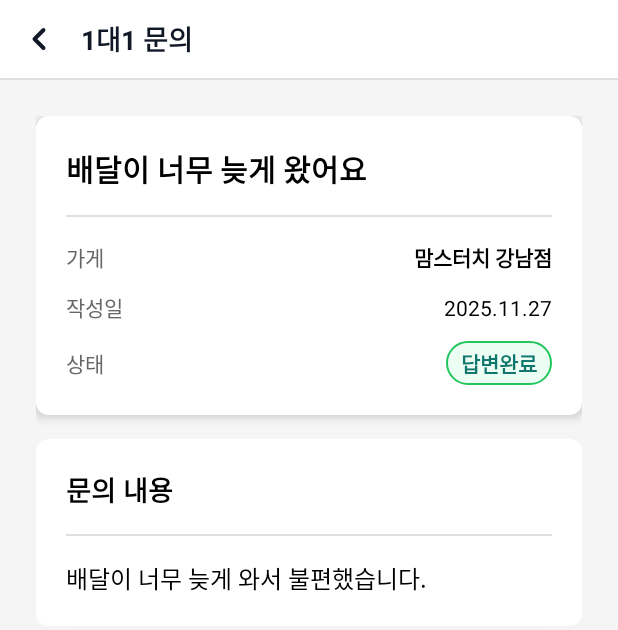
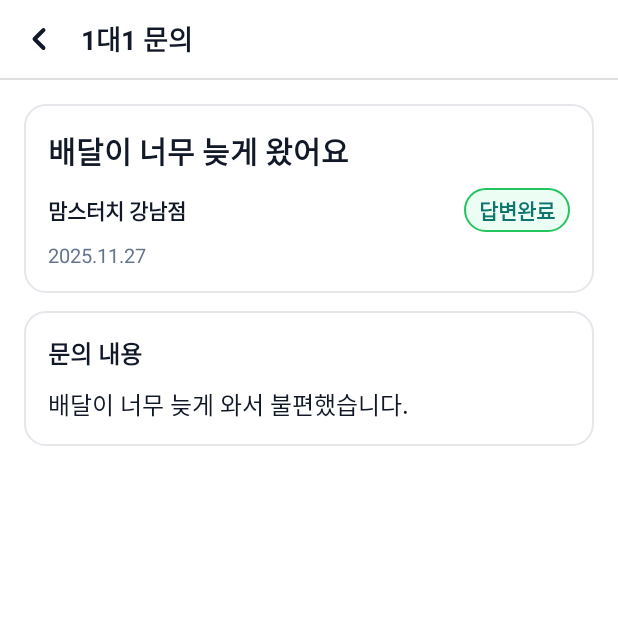
Before and after one commit to Ranunculus2165/mobile, an Android app: the SupportTicketDetailActivity screen opened directly, with no data from a screen before it, on a phone screen of 412 x 824 dp. Shown: the top 630 px of the screen. Run offline under Robolectric (Android 15) with nearby library versions, the phone set to English and light mode, and no system bars; libraries missing offline, so code that uses them is left out: net.openid.appauth; 8 statements that could not run were skipped.

Commit message:
[UPDATE] 문의 상세 보기 페이지 디자인 수정

```diff
--- a/mobile/app/src/main/res/layout/activity_support_ticket_detail.xml
+++ b/mobile/app/src/main/res/layout/activity_support_ticket_detail.xml
@@ -3,7 +3,7 @@
     xmlns:app="http://schemas.android.com/apk/res-auto"
     android:layout_width="match_parent"
     android:layout_height="match_parent"
-    android:background="#F5F5F5">
+    android:background="#FFFFFF">
 
     <!-- 상단 바 -->
     <LinearLayout
@@ -65,22 +65,16 @@
             android:layout_width="match_parent"
             android:layout_height="wrap_content"
             android:orientation="vertical"
-            android:padding="24dp">
+            android:padding="16dp">
 
-            <!-- 문의 정보 카드 -->
-            <androidx.cardview.widget.CardView
-                android:layout_width="match_parent"
-                android:layout_height="wrap_content"
-                android:layout_marginBottom="16dp"
-                app:cardCornerRadius="8dp"
-                app:cardElevation="4dp"
-                app:cardBackgroundColor="#FFFFFF">
-
+            <!-- 문의 정보 섹션 -->
             <LinearLayout
                 android:layout_width="match_parent"
                 android:layout_height="wrap_content"
-                    android:orientation="vertical"
-                    android:padding="20dp">
+                android:background="@drawable/bg_input_field"
+                android:padding="16dp"
+                android:layout_marginBottom="12dp"
+                android:orientation="vertical">
 
                 <!-- 제목 -->
                 <TextView
@@ -90,78 +84,25 @@
                     android:text="배달이 너무 늦게 왔어요"
                     android:textSize="20sp"
                     android:textStyle="bold"
-                        android:textColor="#000000"
-                        android:layout_marginBottom="16dp" />
+                    android:textColor="#111827" />
 
-                    <!-- 구분선 -->
-                    <View
-                        android:layout_width="match_parent"
-                        android:layout_height="1dp"
-                        android:background="#E0E0E0"
-                        android:layout_marginBottom="16dp" />
-
-                    <!-- 가게명 -->
+                <!-- 가게명 + 상태(우측 배지) -->
                 <LinearLayout
                     android:layout_width="match_parent"
                     android:layout_height="wrap_content"
                     android:orientation="horizontal"
-                        android:layout_marginBottom="12dp">
+                    android:gravity="center_vertical"
+                    android:layout_marginTop="10dp">
 
                     <TextView
+                        android:id="@+id/tvStoreName"
                         android:layout_width="0dp"
                         android:layout_height="wrap_content"
                         android:layout_weight="1"
-                            android:text="가게"
-                            android:textSize="14sp"
-                            android:textColor="#666666" />
-
-                        <TextView
-                            android:id="@+id/tvStoreName"
-                            android:layout_width="wrap_content"
-                            android:layout_height="wrap_content"
                         android:text="맘스터치 강남점"
                         android:textSize="14sp"
-                            android:textColor="#000000"
-                            android:textStyle="bold" />
-                    </LinearLayout>
-
-                    <!-- 작성일 -->
-                    <LinearLayout
-                        android:layout_width="match_parent"
-                        android:layout_height="wrap_content"
-                        android:orientation="horizontal"
-                        android:layout_marginBottom="12dp">
-
-                        <TextView
-                            android:layout_width="0dp"
-                            android:layout_height="wrap_content"
-                            android:layout_weight="1"
-                            android:text="작성일"
-                            android:textSize="14sp"
-                            android:textColor="#666666" />
-
-                        <TextView
-                            android:id="@+id/tvCreatedAt"
-                            android:layout_width="wrap_content"
-                            android:layout_height="wrap_content"
-                            android:text="2025.11.27"
-                            android:textSize="14sp"
-                            android:textColor="#000000" />
-                    </LinearLayout>
-
-                    <!-- 답변 상태 -->
-                    <LinearLayout
-                        android:layout_width="match_parent"
-                        android:layout_height="wrap_content"
-                        android:orientation="horizontal">
-
-                        <TextView
-                            android:layout_width="0dp"
-                            android:layout_height="wrap_content"
-                            android:layout_weight="1"
-                            android:text="상태"
-                            android:textSize="14sp"
-                            android:textColor="#666666" />
+                        android:textStyle="bold"
+                        android:textColor="#111827" />
 
                     <TextView
                         android:id="@+id/tvStatus"
@@ -176,38 +117,33 @@
                         android:paddingVertical="4dp" />
                 </LinearLayout>
 
-                </LinearLayout>
-            </androidx.cardview.widget.CardView>
-
-            <!-- 문의 내용 카드 -->
-            <androidx.cardview.widget.CardView
+                <!-- 작성일 -->
+                <TextView
+                    android:id="@+id/tvCreatedAt"
                     android:layout_width="match_parent"
                     android:layout_height="wrap_content"
-                app:cardCornerRadius="8dp"
-                app:cardElevation="4dp"
-                app:cardBackgroundColor="#FFFFFF">
+                    android:text="2025.11.27"
+                    android:textSize="13sp"
+                    android:textColor="#64748B"
+                    android:layout_marginTop="6dp" />
+            </LinearLayout>
 
+            <!-- 문의 내용 섹션 -->
             <LinearLayout
                 android:layout_width="match_parent"
                 android:layout_height="wrap_content"
-                    android:orientation="vertical"
-                    android:padding="20dp">
+                android:background="@drawable/bg_input_field"
+                android:padding="16dp"
+                android:orientation="vertical">
 
                 <TextView
                     android:layout_width="wrap_content"
                     android:layout_height="wrap_content"
                     android:text="문의 내용"
-                        android:textSize="18sp"
+                    android:textSize="16sp"
                     android:textStyle="bold"
-                        android:textColor="#000000"
-                        android:layout_marginBottom="16dp" />
-
-                    <!-- 구분선 -->
-                    <View
-                        android:layout_width="match_parent"
-                        android:layout_height="1dp"
-                        android:background="#E0E0E0"
-                        android:layout_marginBottom="16dp" />
+                    android:textColor="#111827"
+                    android:layout_marginBottom="10dp" />
 
                 <!-- 문의 내용 텍스트 -->
                 <TextView
@@ -216,11 +152,9 @@
                     android:layout_height="wrap_content"
                     android:text="배달이 너무 늦게 와서 불편했습니다."
                     android:textSize="16sp"
-                        android:textColor="#000000"
+                    android:textColor="#111827"
                     android:lineSpacingExtra="4dp" />
-
             </LinearLayout>
-            </androidx.cardview.widget.CardView>
 
         </LinearLayout>
     </androidx.core.widget.NestedScrollView>
```
Lines whose indentation alone changed are shown as unchanged.
